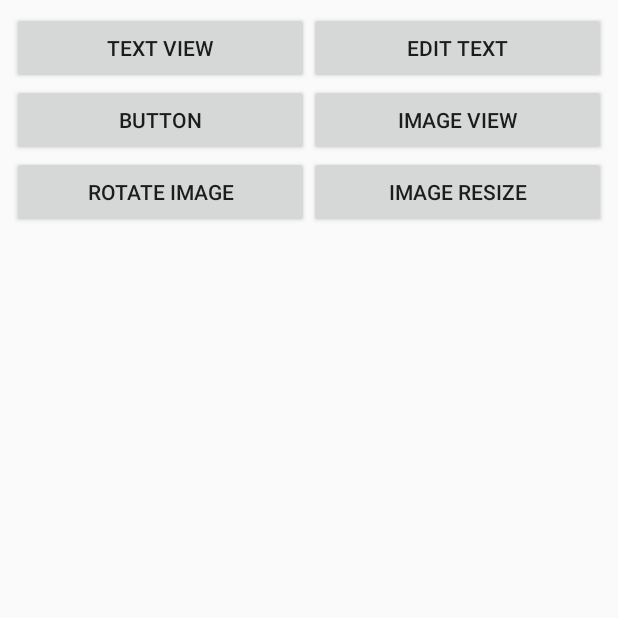
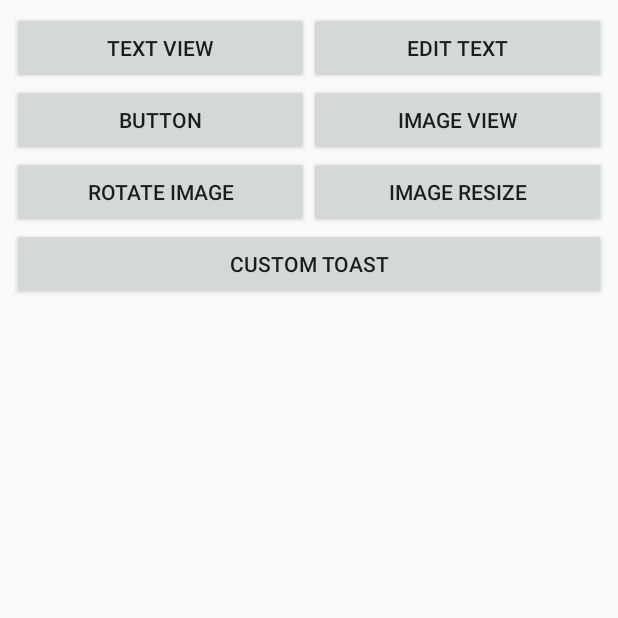
Before and after one commit to Sundark7/NewTutorial, an Android app: the UserInterfaceActivity screen opened directly, with no data from a screen before it, on a phone screen of 412 x 824 dp, the top half of it. Run offline under Robolectric (Android 15) with nearby library versions, the phone set to English and light mode, and no system bars.

Commit message:
Add Custom Toast

```diff
--- a/app/src/main/res/layout/user_interface_layout.xml
+++ b/app/src/main/res/layout/user_interface_layout.xml
@@ -62,4 +62,16 @@
             android:text="@string/image_resize" />
     </LinearLayout>
 
+    <LinearLayout
+        android:layout_width="match_parent"
+        android:layout_height="wrap_content">
+
+        <Button
+            android:id="@+id/btn_toast"
+            android:layout_width="0dp"
+            android:layout_height="wrap_content"
+            android:layout_weight="1"
+            android:text="Custom Toast" />
+
+    </LinearLayout>
 </LinearLayout>
```
Also changed, not shown: app/src/main/java/com/example/g0294/tutorial/ui/UserInterfaceActivity.java (+18 -0 lines), app/src/main/res/drawable/custom_toast_border.xml (added, +13 -0 lines), app/src/main/res/layout/mytoast_layout.xml (added, +25 -0 lines), app/src/main/res/drawable/blue_alarm.png (added).
